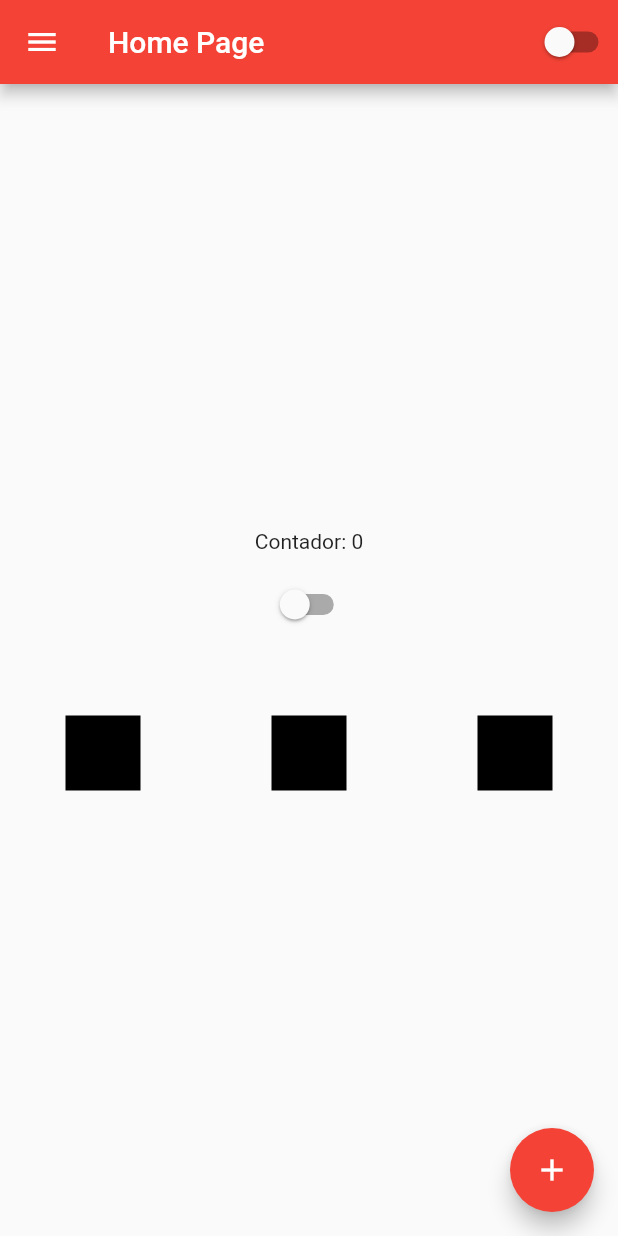
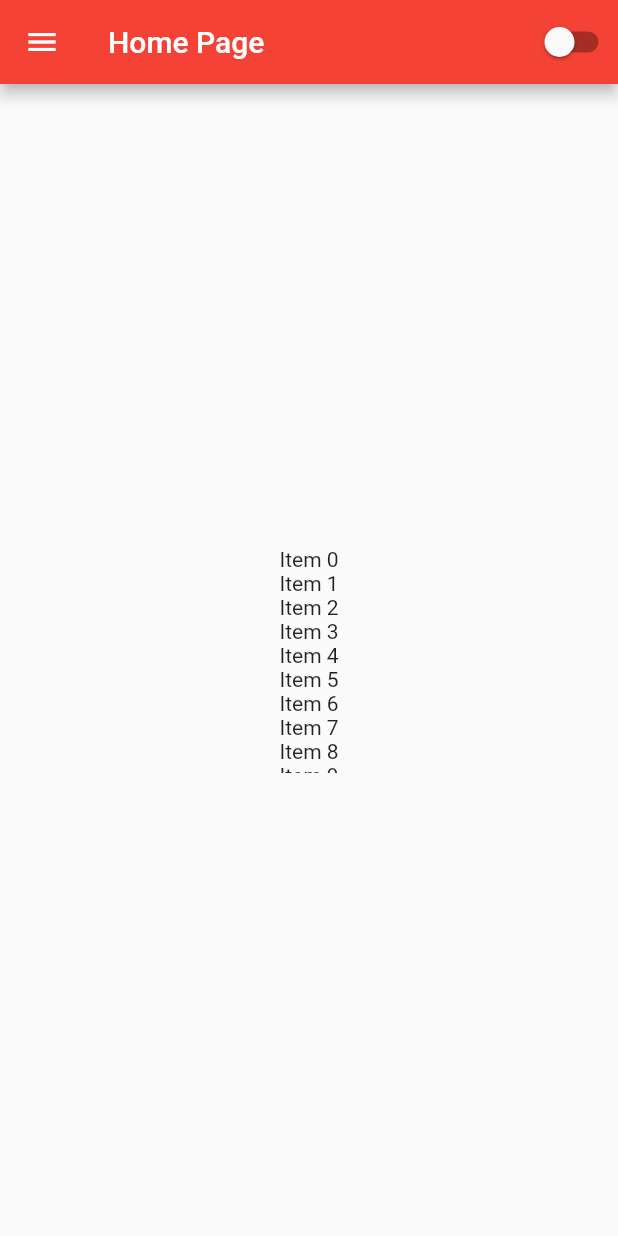
Before and after one commit to fasdacombr/Libera-Flutter, a Flutter app: the HomePage screen opened by its route, on a phone screen of 412 x 824 dp. Run offline on Flutter 3.47's test engine with Material 2 defaults, Android fonts, the phone set to English and light mode, and no system bars.

Commit message:
Criaçao dos models Pessoa e Acessos, e inicio da view de Acessos

```diff
--- /dev/null
+++ b/lib/components/lista_acessos.dart
@@ -0,0 +1,15 @@
+import 'package:flutter/material.dart';
+
+class ListaAcessos extends StatelessWidget {
+  const ListaAcessos({super.key});
+
+  @override
+  Widget build(BuildContext context) {
+    return ListView.builder(
+      itemCount: 35,
+      itemBuilder: (context, index) => Column(
+        children: [Text('Item $index')],
+      ),
+    );
+  }
+}
--- a/lib/login.dart
+++ b/lib/components/login.dart
@@ -1,10 +1,8 @@
 import 'dart:convert';
 import 'package:http/http.dart' as http;
+import 'package:libera/utils/constants.dart';
 
 Future<bool> login(String email, String senha) async {
-  // ignore: constant_identifier_names
-  const BASE_URL_USUARIO = 'http://localhost:9000/usuario/login';
-
   String username = 'fasda';
   String password = 'brcd2605';
   String basicAuth =
@@ -13,7 +11,7 @@ Future<bool> login(String email, String senha) async {
   final msg = jsonEncode({'login': email, 'senha': senha});
 
   var response = await http.post(
-    Uri.parse(BASE_URL_USUARIO),
+    Uri.parse('${Constants.BASE_URL_USUARIO}login'),
     headers: <String, String>{
       'authorization': basicAuth,
       'Content-Type': 'application/json'
--- a/lib/views/home_page.dart
+++ b/lib/views/home_page.dart
@@ -1,6 +1,7 @@
 // ignore_for_file: prefer_const_literals_to_create_immutables, prefer_const_constructors, use_key_in_widget_constructors, sized_box_for_whitespace
 
 import 'package:flutter/material.dart';
+import 'package:libera/components/lista_acessos.dart';
 import 'package:libera/controllers/app_controller.dart';
 
 class HomePage extends StatefulWidget {
@@ -53,51 +54,11 @@ class HomePageState extends State<HomePage> {
           CustomSwitch(),
         ],
       ),
-      body: Container(
-        width: double.infinity,
-        height: double.infinity,
-        child: Column(
-          mainAxisAlignment: MainAxisAlignment.center,
-          children: [
-            Text('Contador: $counter'),
-            Container(
-              height: 10,
-            ),
-            CustomSwitch(),
-            Container(
-              height: 50,
-            ),
-            Row(
-              mainAxisAlignment: MainAxisAlignment.spaceAround,
-              crossAxisAlignment: CrossAxisAlignment.center,
-              children: [
-                Container(
-                  width: 50,
-                  height: 50,
-                  color: Colors.black,
-                ),
-                Container(
-                  width: 50,
-                  height: 50,
-                  color: Colors.black,
-                ),
-                Container(
-                  width: 50,
-                  height: 50,
-                  color: Colors.black,
-                ),
-              ],
-            ),
-          ],
+      body: Center(
+        child: SizedBox(
+          height: 150,
+          child: ListaAcessos(),
         ),
-      ),
-      floatingActionButton: FloatingActionButton(
-        child: Icon(Icons.add),
-        onPressed: () {
-          setState(() {
-            counter++;
-          });
-        },
       ),
     );
   }
--- a/lib/views/login_page.dart
+++ b/lib/views/login_page.dart
@@ -1,7 +1,7 @@
 // ignore_for_file: prefer_const_constructors
 
 import 'package:flutter/material.dart';
-import 'package:libera/login.dart';
+import 'package:libera/components/login.dart';
 
 
 class LoginPage extends StatefulWidget {
```
Also changed, not shown: lib/models/acesso.dart (added, +13 -0 lines), lib/models/pessoa.dart (added, +15 -0 lines), lib/utils/constants.dart (added, +7 -0 lines).
